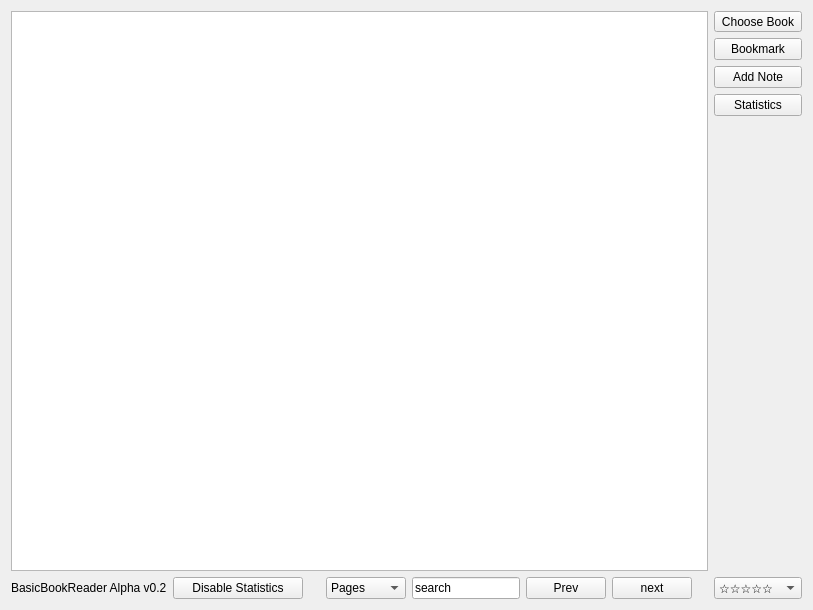
lettergram/basicbookreader, file src/basicbookreader.ui: the form before one commit.
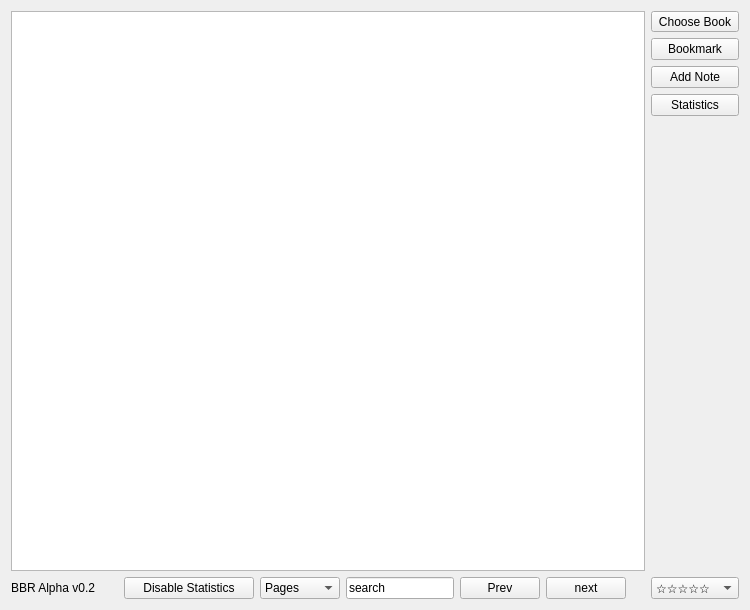
The form after the commit.

What changed in the file:
```diff
--- a/src/basicbookreader.ui
+++ b/src/basicbookreader.ui
@@ -6,13 +6,13 @@
    <rect>
     <x>0</x>
     <y>0</y>
-    <width>813</width>
+    <width>750</width>
     <height>610</height>
    </rect>
   </property>
   <property name="maximumSize">
    <size>
-    <width>16777215</width>
+    <width>780</width>
     <height>650</height>
    </size>
   </property>
@@ -65,29 +65,10 @@
       </property>
      </widget>
     </item>
-    <item row="5" column="7">
-     <widget class="QPushButton" name="enable_stats_button">
-      <property name="minimumSize">
-       <size>
-        <width>130</width>
-        <height>0</height>
-       </size>
-      </property>
-      <property name="maximumSize">
-       <size>
-        <width>140</width>
-        <height>16777215</height>
-       </size>
-      </property>
-      <property name="text">
-       <string>Disable Statistics</string>
-      </property>
-     </widget>
-    </item>
     <item row="5" column="0" colspan="7">
      <widget class="QLabel" name="label">
       <property name="text">
-       <string>BasicBookReader Alpha v0.2</string>
+       <string>BBR Alpha v0.2</string>
       </property>
      </widget>
     </item>
@@ -193,6 +174,25 @@
       </property>
      </widget>
     </item>
+    <item row="5" column="8">
+     <widget class="QPushButton" name="enable_stats_button">
+      <property name="minimumSize">
+       <size>
+        <width>130</width>
+        <height>0</height>
+       </size>
+      </property>
+      <property name="maximumSize">
+       <size>
+        <width>140</width>
+        <height>16777215</height>
+       </size>
+      </property>
+      <property name="text">
+       <string>Disable Statistics</string>
+      </property>
+     </widget>
+    </item>
    </layout>
   </widget>
  </widget>
```
